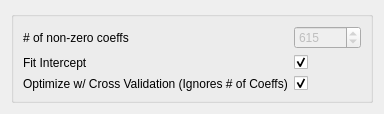
First picture: the form in ui/OMP.ui, repository tisaconundrum2/PySAT-GUI, before the edit.
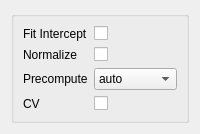
Second picture: the form after the edit.

Diff of the .ui file:
```diff
--- a/ui/OMP.ui
+++ b/ui/OMP.ui
@@ -19,53 +19,61 @@
        <enum>QFormLayout::AllNonFixedFieldsGrow</enum>
       </property>
       <item row="0" column="0">
-       <widget class="QLabel" name="numOfNonZeroCoeffsLabel">
-        <property name="text">
-         <string># of non-zero coeffs</string>
-        </property>
-       </widget>
-      </item>
-      <item row="0" column="1">
-       <widget class="QSpinBox" name="numOfNonZeroCoeffsSpinBox">
-        <property name="enabled">
-         <bool>false</bool>
-        </property>
-        <property name="maximum">
-         <number>999999999</number>
-        </property>
-        <property name="value">
-         <number>615</number>
-        </property>
-       </widget>
-      </item>
-      <item row="1" column="0">
        <widget class="QLabel" name="fitInterceptLabel">
         <property name="text">
          <string>Fit Intercept</string>
         </property>
        </widget>
       </item>
+      <item row="0" column="1">
+       <widget class="QCheckBox" name="fitInterceptCheckBox"/>
+      </item>
+      <item row="1" column="0">
+       <widget class="QLabel" name="normalizeLabel">
+        <property name="text">
+         <string>Normalize</string>
+        </property>
+       </widget>
+      </item>
       <item row="1" column="1">
-       <widget class="QCheckBox" name="fitInterceptCheckBox">
-        <property name="checked">
-         <bool>true</bool>
-        </property>
-       </widget>
+       <widget class="QCheckBox" name="normalizeCheckBox"/>
       </item>
       <item row="2" column="0">
        <widget class="QLabel" name="optimizeWCrossValidationLabel">
         <property name="text">
-         <string>Optimize w/ Cross Validation (Ignores # of Coeffs)</string>
+         <string>Precompute</string>
         </property>
        </widget>
       </item>
       <item row="2" column="1">
-       <widget class="QCheckBox" name="optimizeWCrossValidationCheckBox">
-        <property name="checked">
-         <bool>true</bool>
+       <widget class="QComboBox" name="precomputeComboBox">
+        <item>
+         <property name="text">
+          <string>auto</string>
+         </property>
+        </item>
+        <item>
+         <property name="text">
+          <string>True</string>
+         </property>
+        </item>
+        <item>
+         <property name="text">
+          <string>False</string>
+         </property>
+        </item>
+       </widget>
+      </item>
+      <item row="3" column="0">
+       <widget class="QLabel" name="cVLabel">
+        <property name="text">
+         <string>CV</string>
         </property>
        </widget>
       </item>
+      <item row="3" column="1">
+       <widget class="QCheckBox" name="cVCheckBox"/>
+      </item>
      </layout>
     </widget>
    </item>
```
Left out of the diff: 23 changed lines with no effect on the pictures.
